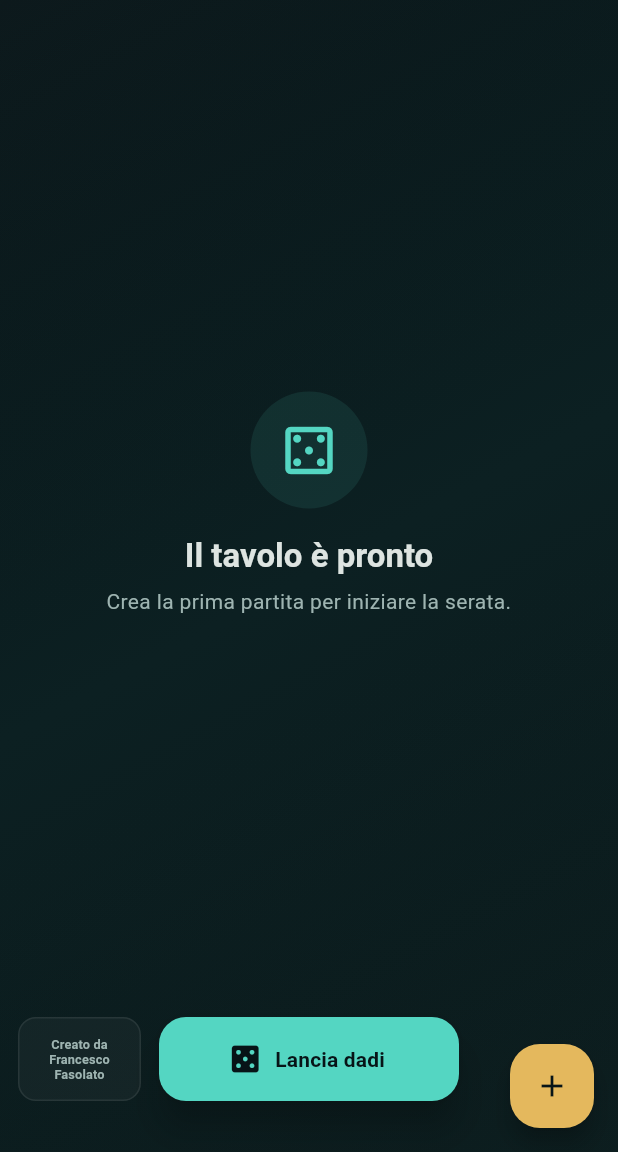
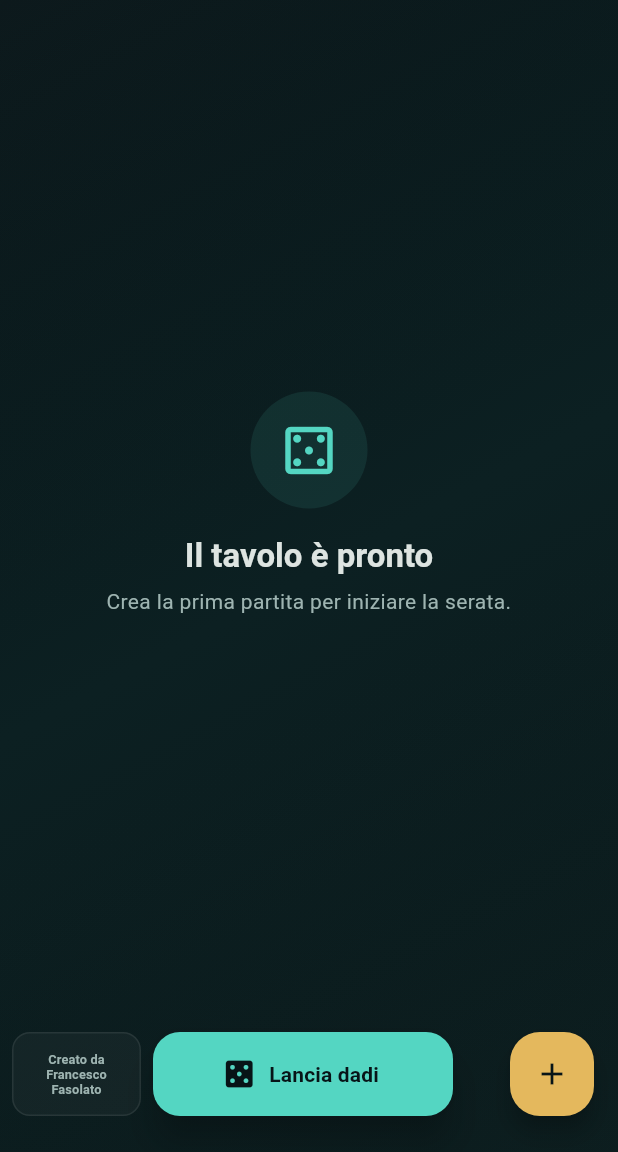
Before and after one commit to portr404/boardgameplayer-web, a Flutter app: the screen it shows once a user with an empty profile is signed in, on a phone screen of 412 x 824 dp, the part 84-1236 px from its top. Run offline on Flutter 3.47's test engine with Material 3 defaults, Android fonts, the light colour scheme and no system bars; our stand-ins replace cloud_firestore, drift, drift_flutter, firebase_auth, firebase_core, shared_preferences; accounts and stored records are empty; Roboto replaces fonts that are missing (Trebuchet MS).

Commit message:
Align bottom action controls across screens

```diff
--- a/lib/main.dart
+++ b/lib/main.dart
@@ -2073,9 +2073,18 @@ class _GamesPageState extends State<GamesPage> with WidgetsBindingObserver {
     final double availableWidth = MediaQuery.sizeOf(context).width;
     final bool useCompactFooter = availableWidth < 960;
     final double diceWidth = availableWidth < 400 ? availableWidth * 0.5 : 200;
-    final double creditsWidth = ((availableWidth - diceWidth) / 2 - 24)
-        .clamp(0, 220)
+    final double actionBarWidth = availableWidth - 24;
+    final double creditsWidth = ((actionBarWidth - diceWidth) / 2 - 8)
+        .clamp(52, 220)
         .toDouble();
+    final Widget createGameButton = FloatingActionButton(
+      heroTag: 'create-game',
+      onPressed: addGame,
+      tooltip: strings.text('newGame'),
+      backgroundColor: AppDesign.gold,
+      foregroundColor: AppDesign.ink,
+      child: const Icon(Icons.add),
+    );
     return Scaffold(
       backgroundColor: AppDesign.canvas,
       appBar: AppBar(
@@ -2091,19 +2100,37 @@ class _GamesPageState extends State<GamesPage> with WidgetsBindingObserver {
       ),
       floatingActionButton: loading
           ? null
-          : Row(
-              mainAxisSize: MainAxisSize.min,
-              children: <Widget>[
-                const SizedBox(width: 16),
-                FloatingActionButton(
-                  heroTag: 'create-game',
-                  onPressed: addGame,
-                  tooltip: strings.text('newGame'),
-                  backgroundColor: AppDesign.gold,
-                  foregroundColor: AppDesign.ink,
-                  child: const Icon(Icons.add),
-                ),
-              ],
+          : SizedBox(
+              width: actionBarWidth,
+              height: 72,
+              child: Stack(
+                children: <Widget>[
+                  Positioned(
+                    left: 0,
+                    top: 0,
+                    bottom: 0,
+                    width: creditsWidth,
+                    child: Center(
+                      child: CreditsFooter(compact: useCompactFooter),
+                    ),
+                  ),
+                  Positioned.fill(
+                    child: Center(
+                      child: DiceLauncherButton(
+                        onPressed: () => showDiceSheet(context),
+                        label: strings.text('dice'),
+                        width: diceWidth,
+                      ),
+                    ),
+                  ),
+                  Positioned(
+                    right: 0,
+                    top: 0,
+                    bottom: 0,
+                    child: Center(child: createGameButton),
+                  ),
+                ],
+              ),
             ),
       floatingActionButtonLocation: FloatingActionButtonLocation.endFloat,
       body: BoardBackdrop(
@@ -2238,31 +2265,6 @@ class _GamesPageState extends State<GamesPage> with WidgetsBindingObserver {
                               ),
                       ),
                     ),
-                    Positioned(
-                      left: 0,
-                      right: 0,
-                      bottom: 34,
-                      child: Center(
-                        child: DiceLauncherButton(
-                          onPressed: () => showDiceSheet(context),
-                          label: strings.text('dice'),
-                          width: diceWidth,
-                        ),
-                      ),
-                    ),
-                    if (useCompactFooter)
-                      Positioned(
-                        left: 12,
-                        bottom: 34,
-                        width: creditsWidth,
-                        child: CreditsFooter(compact: true),
-                      )
-                    else
-                      Positioned(
-                        right: 100,
-                        bottom: 30,
-                        child: CreditsFooter(),
-                      ),
                   ],
                 ),
         ),
```
Also changed, not shown: 1 other file.
